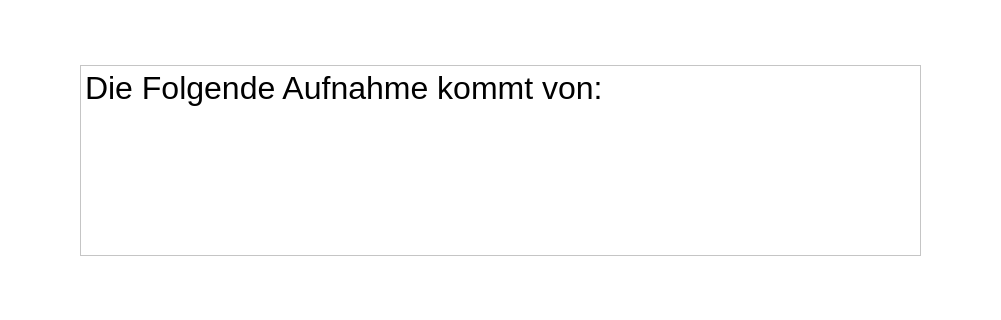
The window that forms/vignette.ui (IKI-Lab/auscultation_AI_noise_exp) describes before a commit, drawn with Qt 5; both pictures show x 280 to 1281 and y 295 to 615 of the 1440 by 757 pixel window.
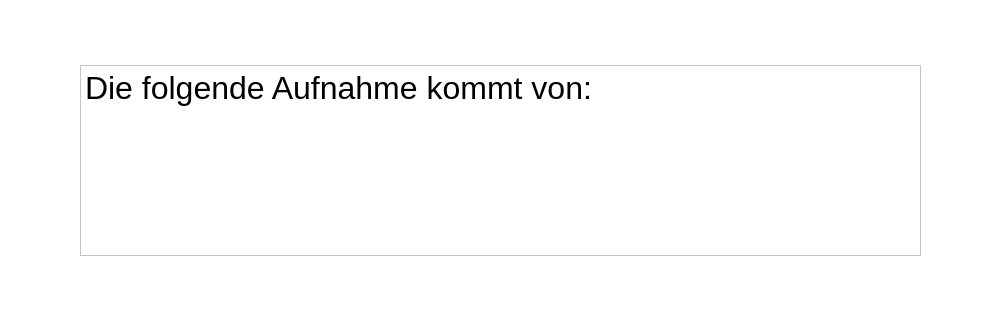
The same window after the commit.

What changed in the file:
```diff
--- a/forms/vignette.ui
+++ b/forms/vignette.ui
@@ -79,7 +79,7 @@
 &lt;html&gt;&lt;head&gt;&lt;meta name=&quot;qrichtext&quot; content=&quot;1&quot; /&gt;&lt;style type=&quot;text/css&quot;&gt;
 p, li { white-space: pre-wrap; }
 &lt;/style&gt;&lt;/head&gt;&lt;body style=&quot; font-family:'.AppleSystemUIFont'; font-size:13pt; font-weight:400; font-style:normal;&quot;&gt;
-&lt;p style=&quot; margin-top:0px; margin-bottom:0px; margin-left:0px; margin-right:0px; -qt-block-indent:0; text-indent:0px;&quot;&gt;&lt;span style=&quot; font-family:'Helvetica Neue'; font-size:24pt;&quot;&gt;Die Folgende Aufnahme kommt von:&lt;/span&gt;&lt;span style=&quot; font-size:24pt;&quot;&gt; &lt;/span&gt;&lt;/p&gt;
+&lt;p style=&quot; margin-top:0px; margin-bottom:0px; margin-left:0px; margin-right:0px; -qt-block-indent:0; text-indent:0px;&quot;&gt;&lt;span style=&quot; font-family:'Helvetica Neue'; font-size:24pt;&quot;&gt;Die folgende Aufnahme kommt von:&lt;/span&gt;&lt;span style=&quot; font-size:24pt;&quot;&gt; &lt;/span&gt;&lt;/p&gt;
 &lt;p style=&quot;-qt-paragraph-type:empty; margin-top:0px; margin-bottom:0px; margin-left:0px; margin-right:0px; -qt-block-indent:0; text-indent:0px; font-size:24pt;&quot;&gt;&lt;br /&gt;&lt;/p&gt;
 &lt;p style=&quot;-qt-paragraph-type:empty; margin-top:0px; margin-bottom:0px; margin-left:0px; margin-right:0px; -qt-block-indent:0; text-indent:0px; font-size:24pt;&quot;&gt;&lt;br /&gt;&lt;/p&gt;&lt;/body&gt;&lt;/html&gt;</string>
     </property>
```
